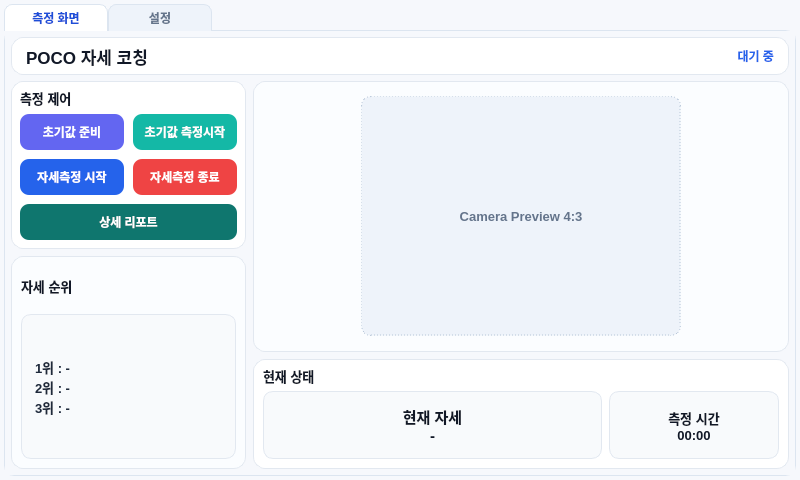
EmbeddedVisionPoseCoach/POCO, file WorkSpace/pyQt/ui/pocoApplication_Qss.ui: the form before one commit.
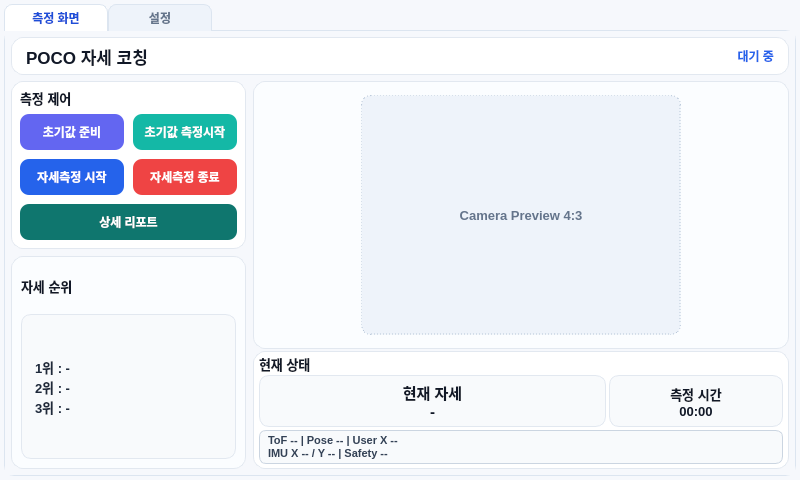
The form after the commit.

What changed in the file:
```diff
--- a/WorkSpace/pyQt/ui/pocoApplication_Qss.ui
+++ b/WorkSpace/pyQt/ui/pocoApplication_Qss.ui
@@ -127,6 +127,15 @@
     font-weight: 800;
     padding: 5px;
 }
+QLabel#labelSensorMonitor {
+    background-color: #F8FAFC;
+    border: 1px solid #CBD5E1;
+    border-radius: 7px;
+    color: #334155;
+    font-size: 8pt;
+    font-weight: 700;
+    padding: 2px 5px;
+}
 QPushButton {
     background-color: #2563EB;
     color: white;
@@ -573,38 +582,38 @@
               <property name="minimumSize">
                <size>
                 <width>0</width>
-                <height>96</height>
+                <height>105</height>
                </size>
               </property>
               <property name="maximumSize">
                <size>
                 <width>16777215</width>
-                <height>110</height>
+                <height>125</height>
                </size>
               </property>
               <layout class="QVBoxLayout" name="infoOuterLayout">
                <property name="spacing">
-                <number>6</number>
+                <number>3</number>
                </property>
                <property name="leftMargin">
-                <number>9</number>
+                <number>5</number>
                </property>
                <property name="topMargin">
-                <number>7</number>
+                <number>4</number>
                </property>
                <property name="rightMargin">
-                <number>9</number>
+                <number>5</number>
                </property>
                <property name="bottomMargin">
-                <number>9</number>
+                <number>4</number>
                </property>
                <item>
                 <widget class="QLabel" name="sectionTitleInfo">
                  <property name="maximumSize">
-                  <size>
-                   <width>16777215</width>
-                   <height>18</height>
-                  </size>
+                   <size>
+                    <width>16777215</width>
+                    <height>16</height>
+                   </size>
                  </property>
                  <property name="text">
                   <string>현재 상태</string>
@@ -614,14 +623,14 @@
                <item>
                 <layout class="QGridLayout" name="infoGrid">
                  <property name="spacing">
-                  <number>7</number>
+                  <number>3</number>
                  </property>
                  <item row="0" column="0" colspan="2">
                   <widget class="QLabel" name="label_CurrentPose">
                    <property name="minimumSize">
                     <size>
                      <width>0</width>
-                     <height>52</height>
+                     <height>38</height>
                     </size>
                    </property>
                    <property name="text">
@@ -638,7 +647,7 @@
                    <property name="minimumSize">
                     <size>
                      <width>0</width>
-                     <height>52</height>
+                     <height>38</height>
                     </size>
                    </property>
                    <property name="text">
@@ -650,6 +659,26 @@
                    </property>
                   </widget>
                  </item>
+                 <item row="1" column="0" colspan="3">
+                  <widget class="QLabel" name="labelSensorMonitor">
+                   <property name="minimumSize">
+                    <size>
+                     <width>0</width>
+                     <height>34</height>
+                    </size>
+                   </property>
+                   <property name="text">
+                    <string>ToF -- | Pose -- | User X --
+IMU X -- / Y -- | Safety --</string>
+                   </property>
+                   <property name="alignment">
+                    <set>Qt::AlignLeading|Qt::AlignLeft|Qt::AlignVCenter</set>
+                   </property>
+                   <property name="wordWrap">
+                    <bool>true</bool>
+                   </property>
+                  </widget>
+                 </item>
                 </layout>
                </item>
               </layout>
```
